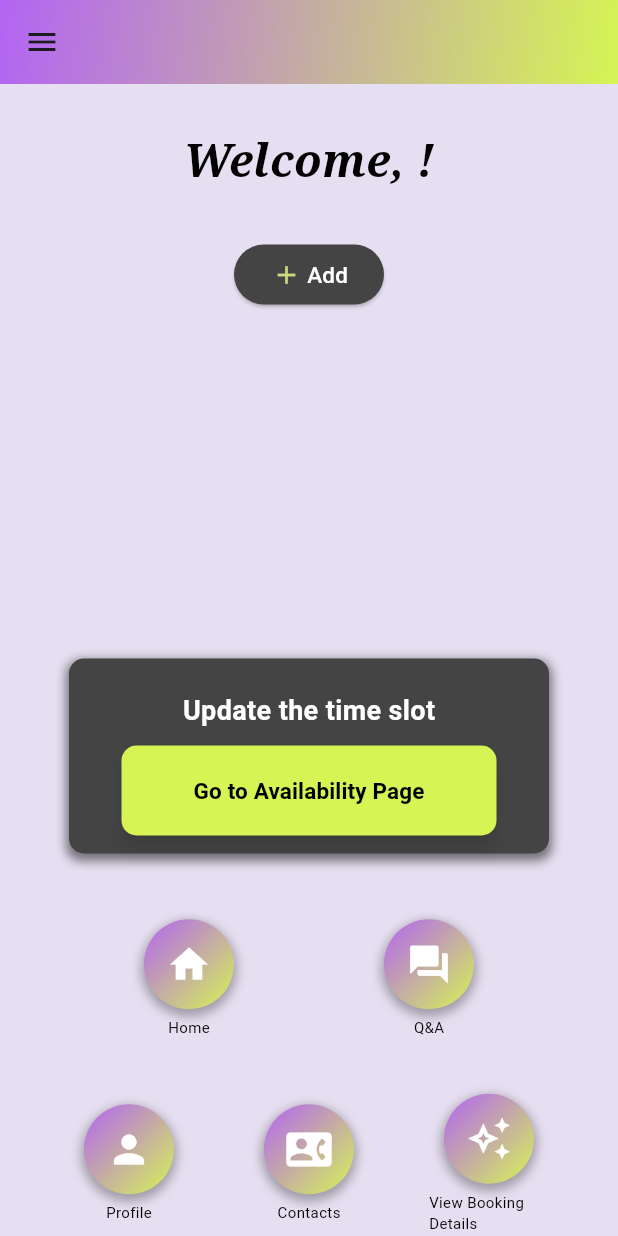
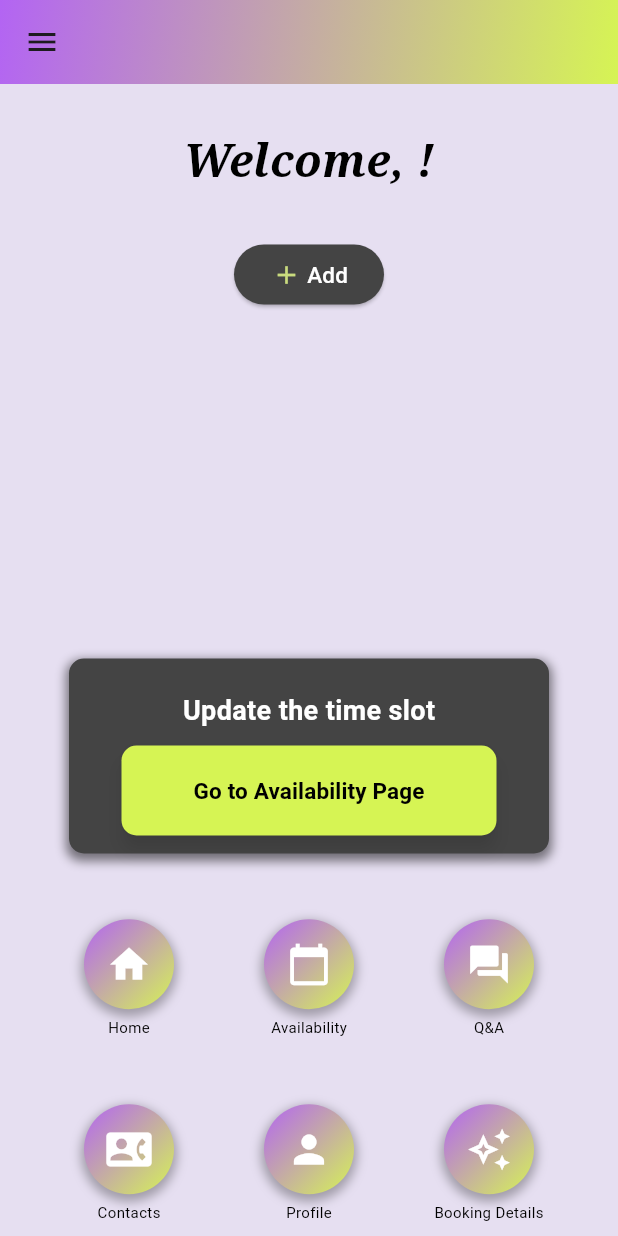
Before and after one commit to solerooooo/Sportplay, a Flutter app: the HomeAdmin screen opened directly with empty values, on a phone screen of 412 x 824 dp. Run offline on Flutter 3.47's test engine with Material 3 defaults, Android fonts, the phone set to English and light mode, and no system bars; our stand-ins replace cloud_firestore, file_picker, firebase_auth, firebase_core, firebase_storage, flutter_dotenv and 3 more; missing offline and left inert: flutter_stripe; accounts and stored records are empty.

Commit message:
Admin punya button bulat bulat

```diff
--- a/sportplays/lib/admin/home_admin.dart
+++ b/sportplays/lib/admin/home_admin.dart
@@ -453,23 +453,20 @@ class _HomeAdminState extends State<HomeAdmin> {
                                     );
                                   },
                                 ),
-                                /*_buildCircularButton(
-                                  icon: Icons.add,
-                                  label: 'Booking',
+                                _buildCircularButton(
+                                  icon: Icons.calendar_today,
+                                  label: 'Availability',
                                   onPressed: () {
-                                    // Navigate to BookingPage
+                                    // Navigate to availability.dart
                                     Navigator.push(
                                       context,
                                       MaterialPageRoute(
-                                        builder: (context) => BookingPage(
-                                          passUser: widget.passUser,
-                                          selectedActivity: '',
-                                          selectedTime: 'Choose your time slot',
-                                        ),
+                                        builder: (context) => AvailabilityAdminPage(
+                                            passUser: widget.passUser),
                                       ),
                                     );
                                   },
-                                ),*/
+                                ),
                                 _buildCircularButton(
                                   icon: Icons.question_answer,
                                   label: 'Q&A',
@@ -490,6 +487,20 @@ class _HomeAdminState extends State<HomeAdmin> {
                               mainAxisAlignment: MainAxisAlignment.spaceEvenly,
                               children: [
                                 _buildCircularButton(
+                                  icon: Icons.contact_phone,
+                                  label: 'Contacts',
+                                  onPressed: () {
+                                    // Navigate to ContactAdmin
+                                    Navigator.push(
+                                      context,
+                                      MaterialPageRoute(
+                                        builder: (context) =>
+                                            ContactAdminPage(),
+                                      ),
+                                    );
+                                  },
+                                ),
+                                _buildCircularButton(
                                   icon: Icons.person,
                                   label: 'Profile',
                                   onPressed: () {
@@ -504,22 +515,8 @@ class _HomeAdminState extends State<HomeAdmin> {
                                   },
                                 ),
                                 _buildCircularButton(
-                                  icon: Icons.contact_phone,
-                                  label: 'Contacts',
-                                  onPressed: () {
-                                    // Navigate to ContactAdmin
-                                    Navigator.push(
-                                      context,
-                                      MaterialPageRoute(
-                                        builder: (context) =>
-                                            ContactAdminPage(),
-                                      ),
-                                    );
-                                  },
-                                ),
-                                _buildCircularButton(
                                   icon: Icons.auto_awesome_outlined,
-                                  label: 'View Booking Details',
+                                  label: 'Booking Details',
                                   onPressed: () {
                                     // Navigate to ContactAdmin
                                     Navigator.push(
```
